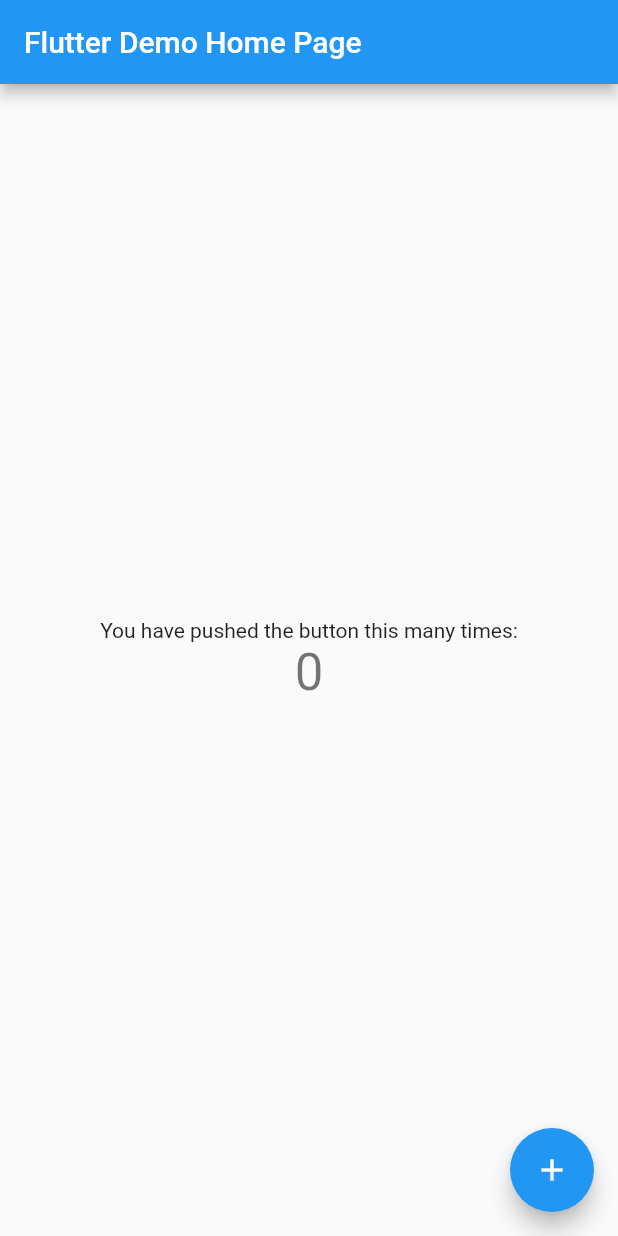
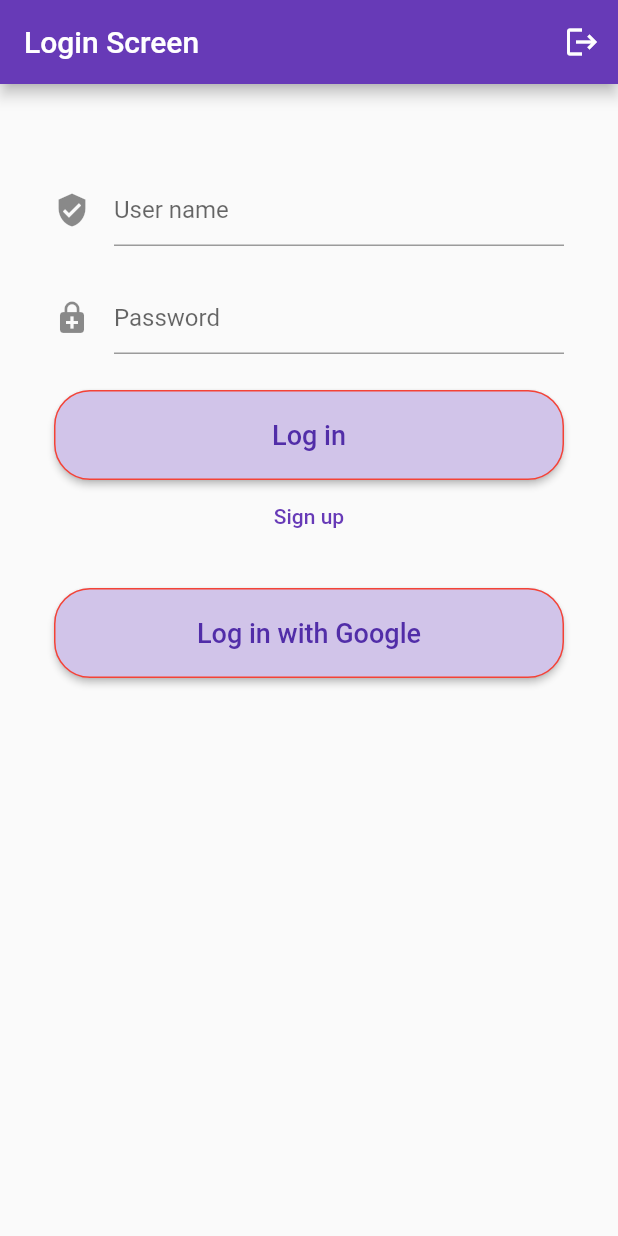
Before and after one commit to azkafr92/belajar_flutter, a Flutter app: the screen it shows after launch, on a phone screen of 412 x 824 dp. Run offline on Flutter 3.47's test engine with Material 2 defaults, Android fonts, the phone set to English and light mode, and no system bars; our stand-ins replace firebase_auth, firebase_core, google_fonts; accounts and stored records are empty.

Commit message:
chapter 04 - create login form

```diff
--- /dev/null
+++ b/chapter_04/lib/login_screen.dart
@@ -0,0 +1,209 @@
+import 'package:firebase_core/firebase_core.dart';
+import 'package:flutter/material.dart';
+import 'package:chapter_04/shared/firebase_authentication.dart';
+
+class LoginScreen extends StatefulWidget {
+  const LoginScreen({Key? key}) : super(key: key);
+
+  @override
+  State<LoginScreen> createState() => _LoginScreenState();
+}
+
+class _LoginScreenState extends State<LoginScreen> {
+  late FirebaseAuthentication auth;
+  String _message = '';
+  bool _isLogin = true;
+  final TextEditingController txtUsername = TextEditingController();
+  final TextEditingController txtPassword = TextEditingController();
+
+  @override
+  void initState() {
+    Firebase.initializeApp().whenComplete(() {
+      auth = FirebaseAuthentication();
+      setState(() {});
+    });
+    super.initState();
+  }
+
+  @override
+  Widget build(BuildContext context) {
+    return Scaffold(
+      appBar: AppBar(
+        title: const Text('Login Screen'),
+        actions: [
+          IconButton(
+            icon: const Icon(Icons.logout),
+            onPressed: () {
+              auth.logout().then((value) {
+                if (value) {
+                  setState(() {
+                    _message = 'user logged out';
+                  });
+                } else {
+                  _message = 'unable to log out';
+                }
+              });
+            },
+          ),
+        ],
+      ),
+      body: Container(
+        padding: const EdgeInsets.all(36),
+        child: ListView(
+            children: [
+              _userInput(),
+              _passwordInput(),
+              _btnMain(),
+              _btnSecondary(),
+              btnGoogle(),
+              _txtMessage(),
+            ],
+        ),
+      ),
+    );
+  }
+
+  bool _checkNullOrEmpty(String? text) {
+    if (text!.isNotEmpty) {
+      return false;
+    }
+    return true;
+  }
+
+  Widget _userInput() {
+    return Padding(
+      padding: const EdgeInsets.only(top: 24),
+      child: TextFormField(
+        controller: txtUsername,
+        keyboardType: TextInputType.emailAddress,
+        decoration: const InputDecoration(
+          hintText: 'User name',
+          icon: Icon(Icons.verified_user),
+        ),
+        validator: (text) => _checkNullOrEmpty(text) ? 'username required' : '',
+      ),
+    );
+  }
+
+  Widget _passwordInput() {
+    return Padding(
+      padding: const EdgeInsets.only(top: 24),
+      child: TextFormField(
+        controller: txtPassword,
+        keyboardType: TextInputType.visiblePassword,
+        decoration: const InputDecoration(
+          hintText: 'Password',
+          icon: Icon(Icons.enhanced_encryption),
+        ),
+        validator: (text) => _checkNullOrEmpty(text) ? 'password required' : '',
+      ),
+    );
+  }
+
+  Widget _btnMain() {
+    String btnText = _isLogin ? 'Log in' : 'Sign up';
+    return Padding(
+      padding: const EdgeInsets.only(top: 24),
+      child: SizedBox(
+        height: 60,
+        child: ElevatedButton(
+          style: ButtonStyle(
+            backgroundColor: MaterialStateProperty.all(Theme.of(context).primaryColorLight),
+            shape: MaterialStateProperty.all<RoundedRectangleBorder>(
+                RoundedRectangleBorder(
+                  borderRadius: BorderRadius.circular(24.0),
+                  side: const BorderSide(color: Colors.red),
+                )
+            ),
+          ),
+          child: Text(
+            btnText,
+            style: TextStyle(
+              fontSize: 18,
+              color: Theme.of(context).primaryColorDark,
+            ),
+          ),
+          onPressed: () {
+            String userId = '';
+            if (_isLogin) {
+              auth.login(txtUsername.text, txtPassword.text).then((value) {
+                if (value == null) {
+                  setState(() {
+                    _message = 'Login error';
+                  });
+                } else {
+                  userId = value;
+                  setState(() {
+                    _message = 'User $userId successfully logged in';
+                  });
+                  // changeScreen();
+                }
+              });
+            } else {
+              auth.createUser(txtUsername.text, txtPassword.text).then((value) {
+                if (value == null) {
+                  setState(() {
+                    _message = 'Registration error';
+                  });
+                } else {
+                  userId = value;
+                  setState(() {
+                    _message = 'User $userId successfully registered';
+                  });
+                }
+              });
+            }
+          },
+        ),
+      ),
+    );
+  }
+
+  Widget _btnSecondary() {
+    String btnText = _isLogin ? 'Sign up' : 'Login';
+    return TextButton(
+        onPressed: () {
+          setState(() { _isLogin = !_isLogin; });
+        },
+        child: Text(btnText),
+    );
+  }
+
+  Widget _txtMessage() {
+    return Text(
+      _message,
+      style: TextStyle(
+        fontSize: 16,
+        color: Theme.of(context).primaryColorDark,
+        fontWeight: FontWeight.bold,
+      ),
+    );
+  }
+
+  Widget btnGoogle() {
+    return Padding(
+        padding: const EdgeInsets.only(top: 24),
+        child: SizedBox(
+          height: 60,
+          child: ElevatedButton(
+            style: ButtonStyle(
+              backgroundColor: MaterialStateProperty.all(
+                  Theme.of(context).primaryColorLight),
+              shape: MaterialStateProperty.all
+              <RoundedRectangleBorder>(
+                RoundedRectangleBorder(
+                    borderRadius: BorderRadius.circular(24.0),
+                    side: const BorderSide(color: Colors.red)),
+              ),
+            ),
+            onPressed: () {},
+            child: Text(
+              'Log in with Google',
+              style: TextStyle(
+                  fontSize: 18, color:
+              Theme.of(context).primaryColorDark),
+            ),
+          ),
+        ));
+  }
+}
--- a/chapter_04/lib/main.dart
+++ b/chapter_04/lib/main.dart
@@ -1,4 +1,6 @@
 import 'package:flutter/material.dart';
+
+import 'login_screen.dart';
 
 void main() {
   runApp(const MyApp());
@@ -7,109 +9,14 @@ void main() {
 class MyApp extends StatelessWidget {
   const MyApp({super.key});
 
-  // This widget is the root of your application.
+
   @override
   Widget build(BuildContext context) {
     return MaterialApp(
-      title: 'Flutter Demo',
+      title: 'Flutter with Firebase Demo',
       theme: ThemeData(
-        // This is the theme of your application.
-        //
-        // Try running your application with "flutter run". You'll see the
-        // application has a blue toolbar. Then, without quitting the app, try
-        // changing the primarySwatch below to Colors.green and then invoke
-        // "hot reload" (press "r" in the console where you ran "flutter run",
-        // or simply save your changes to "hot reload" in a Flutter IDE).
-        // Notice that the counter didn't reset back to zero; the application
-        // is not restarted.
-        primarySwatch: Colors.blue,
+        primarySwatch: Colors.deepPurple,
       ),
-      home: const MyHomePage(title: 'Flutter Demo Home Page'),
+      home: const LoginScreen(),
     );
-  }
-}
-
-class MyHomePage extends StatefulWidget {
-  const MyHomePage({super.key, required this.title});
-
-  // This widget is the home page of your application. It is stateful, meaning
-  // that it has a State object (defined below) that contains fields that affect
-  // how it looks.
-
-  // This class is the configuration for the state. It holds the values (in this
-  // case the title) provided by the parent (in this case the App widget) and
-  // used by the build method of the State. Fields in a Widget subclass are
-  // always marked "final".
-
-  final String title;
-
-  @override
-  State<MyHomePage> createState() => _MyHomePageState();
-}
-
-class _MyHomePageState extends State<MyHomePage> {
-  int _counter = 0;
-
-  void _incrementCounter() {
-    setState(() {
-      // This call to setState tells the Flutter framework that something has
-      // changed in this State, which causes it to rerun the build method below
-      // so that the display can reflect the updated values. If we changed
-      // _counter without calling setState(), then the build method would not be
-      // called again, and so nothing would appear to happen.
-      _counter++;
-    });
-  }
-
-  @override
-  Widget build(BuildContext context) {
-    // This method is rerun every time setState is called, for instance as done
-    // by the _incrementCounter method above.
-    //
-    // The Flutter framework has been optimized to make rerunning build methods
-    // fast, so that you can just rebuild anything that needs updating rather
-    // than having to individually change instances of widgets.
-    return Scaffold(
-      appBar: AppBar(
-        // Here we take the value from the MyHomePage object that was created by
-        // the App.build method, and use it to set our appbar title.
-        title: Text(widget.title),
-      ),
-      body: Center(
-        // Center is a layout widget. It takes a single child and positions it
-        // in the middle of the parent.
-        child: Column(
-          // Column is also a layout widget. It takes a list of children and
-          // arranges them vertically. By default, it sizes itself to fit its
-          // children horizontally, and tries to be as tall as its parent.
-          //
-          // Invoke "debug painting" (press "p" in the console, choose the
-          // "Toggle Debug Paint" action from the Flutter Inspector in Android
-          // Studio, or the "Toggle Debug Paint" command in Visual Studio Code)
-          // to see the wireframe for each widget.
-          //
-          // Column has various properties to control how it sizes itself and
-          // how it positions its children. Here we use mainAxisAlignment to
-          // center the children vertically; the main axis here is the vertical
-          // axis because Columns are vertical (the cross axis would be
-          // horizontal).
-          mainAxisAlignment: MainAxisAlignment.center,
-          children: <Widget>[
-            const Text(
-              'You have pushed the button this many times:',
-            ),
-            Text(
-              '$_counter',
-              style: Theme.of(context).textTheme.headlineMedium,
-            ),
-          ],
-        ),
-      ),
-      floatingActionButton: FloatingActionButton(
-        onPressed: _incrementCounter,
-        tooltip: 'Increment',
-        child: const Icon(Icons.add),
-      ), // This trailing comma makes auto-formatting nicer for build methods.
-    );
-  }
-}
+  }}
--- /dev/null
+++ b/chapter_04/lib/shared/firebase_authentication.dart
@@ -0,0 +1,38 @@
+import 'dart:async';
+
+import 'package:firebase_auth/firebase_auth.dart';
+
+class FirebaseAuthentication {
+  final FirebaseAuth _firebaseAuth = FirebaseAuth.instance;
+
+  Future<String?> createUser(String email, String password) async {
+    try {
+      UserCredential userCredential = await _firebaseAuth.createUserWithEmailAndPassword(
+          email: email, password: password
+      );
+      return userCredential.user!.uid;
+    } on FirebaseAuthException {
+      return null;
+    }
+  }
+
+  Future<String?> login(String email, String password) async {
+    try {
+      UserCredential userCredential = await _firebaseAuth.signInWithEmailAndPassword(
+          email: email, password: password
+      );
+      return userCredential.user!.uid;
+    } on FirebaseAuthException {
+      return null;
+    }
+  }
+
+  Future<bool> logout() async {
+    try {
+      _firebaseAuth.signOut();
+      return true;
+    } on FirebaseAuthException {
+      return false;
+    }
+  }
+}
--- a/chapter_04/pubspec.yaml
+++ b/chapter_04/pubspec.yaml
@@ -30,6 +30,10 @@ environment:
 dependencies:
   flutter:
     sdk: flutter
+  firebase_auth: ^4.4.2
+  firebase_core: ^2.10.0
+  cloud_firestore: ^4.5.2
+  google_sign_in: ^6.0.0
 
 
   # The following adds the Cupertino Icons font to your application.
```
Also changed, not shown: chapter_04/pubspec.lock, 5 other files.
